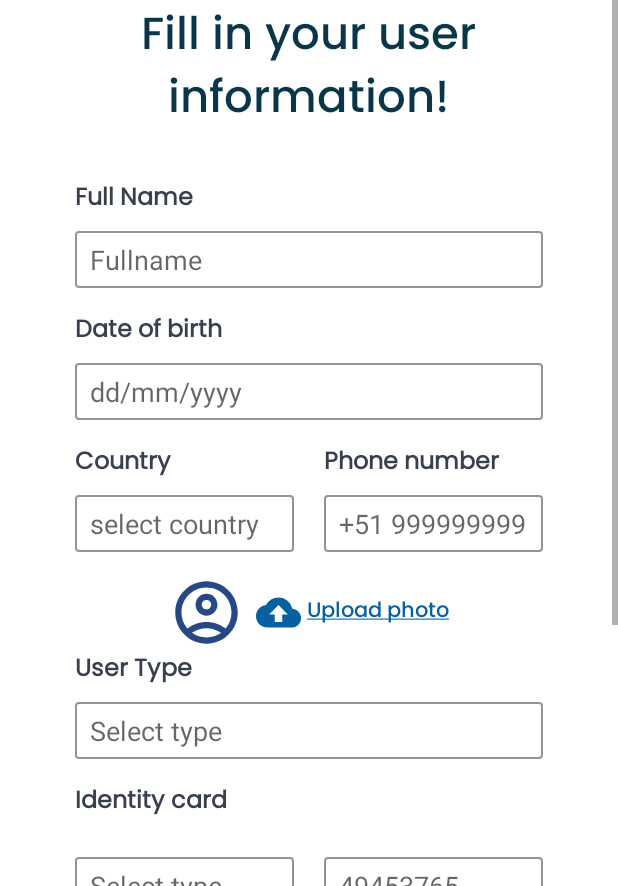
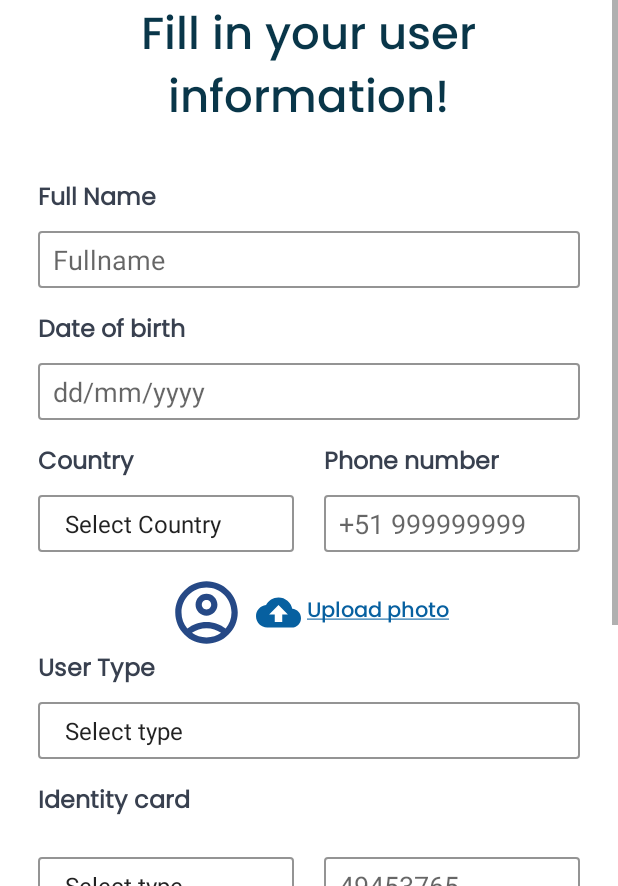
Before and after one commit to Tech-Company-SW52/mobile-applications, an Android app: the FillInformationFragment screen opened through its navigation route, on a phone screen of 412 x 824 dp, the part 350-1236 px from its top. Run offline under Robolectric (Android 15) with nearby library versions, the phone set to English and light mode, and no system bars; 3 statements that could not run were skipped.

```diff
--- a/app/build.gradle
+++ b/app/build.gradle
@@ -23,6 +23,9 @@ android {
             minifyEnabled false
             proguardFiles getDefaultProguardFile('proguard-android-optimize.txt'), 'proguard-rules.pro'
         }
+    }
+    buildFeatures{
+        viewBinding true;
     }
     compileOptions {
         sourceCompatibility JavaVersion.VERSION_1_8
--- a/app/src/main/java/com/fastport/RegisterFragments/FillInformationFragment.kt
+++ b/app/src/main/java/com/fastport/RegisterFragments/FillInformationFragment.kt
@@ -1,17 +1,25 @@
 package com.fastport.RegisterFragments
 
 import android.os.Bundle
+import android.util.Log
 import androidx.fragment.app.Fragment
 import android.view.LayoutInflater
 import android.view.View
 import android.view.ViewGroup
+import android.widget.AdapterView
+import android.widget.ArrayAdapter
 import android.widget.Button
+import android.widget.Spinner
 import androidx.navigation.Navigation
 import com.fastport.R
+import com.fastport.databinding.ActivityRegisterBinding
 
 
 class FillInformationFragment : Fragment() {
-
+    val countries= arrayListOf("Select Country","Argentina", "Bolivia", "Brasil", "Chile", "Colombia", "Costa Rica", "Cuba", "Ecuador", "El Salvador", "Guatemala", "Haití", "Honduras", "Jamaica", "México", "Nicaragua", "Panamá", "Paraguay", "Perú", "Puerto Rico", "República Dominicana", "Uruguay", "Venezuela")
+    val types= arrayListOf("Select type","Transportista","Cliente")
+    val cards= arrayListOf("Select type","DNI","Pasaporte")
+    private lateinit var mBinding: ActivityRegisterBinding
     override fun onCreateView(
         inflater: LayoutInflater, container: ViewGroup?,
         savedInstanceState: Bundle?
@@ -19,7 +27,88 @@ class FillInformationFragment : Fragment() {
         // Inflate the layout for this fragment
         val view: View= inflater.inflate(R.layout.fragment_fill_information, container, false)
         next(view)
+        spinnerCountry(view)
+        spinnerUserType(view)
+        spinnerCardType(view)
         return view
+    }
+    private fun spinnerCountry(view_: View){
+        val spCountry=view_.findViewById<Spinner>(R.id.spCountry)
+        mBinding=ActivityRegisterBinding.inflate(layoutInflater)
+        val adapter = ArrayAdapter(requireContext(), android.R.layout.simple_spinner_item, countries)
+        adapter.setDropDownViewResource(android.R.layout.simple_spinner_dropdown_item)
+
+        spCountry.adapter=adapter
+
+        spCountry.onItemSelectedListener = object : AdapterView.OnItemSelectedListener {
+            override fun onItemSelected(parent: AdapterView<*>, view: View?, position: Int, id: Long) {
+                deleteCountryHint()
+                val selectedItem = parent.getItemAtPosition(position).toString()
+                Log.d("Spinner", "Opción seleccionada: $selectedItem")
+            }
+
+            override fun onNothingSelected(parent: AdapterView<*>) {
+                // No se ha seleccionado ninguna opción
+            }
+        }
+    }
+    private fun spinnerUserType(view_: View){
+        val spUserType=view_.findViewById<Spinner>(R.id.spUserType)
+        mBinding=ActivityRegisterBinding.inflate(layoutInflater)
+        val adapter = ArrayAdapter(requireContext(), android.R.layout.simple_spinner_item, types)
+        adapter.setDropDownViewResource(android.R.layout.simple_spinner_dropdown_item)
+
+        spUserType.adapter=adapter
+
+        spUserType.onItemSelectedListener = object : AdapterView.OnItemSelectedListener {
+            override fun onItemSelected(parent: AdapterView<*>, view: View?, position: Int, id: Long) {
+                deleteUserHint()
+                val selectedItem = parent.getItemAtPosition(position).toString()
+                Log.d("Spinner", "Opción seleccionada: $selectedItem")
+            }
+
+            override fun onNothingSelected(parent: AdapterView<*>) {
+                // No se ha seleccionado ninguna opción
+            }
+        }
+    }
+    private fun spinnerCardType(view_: View){
+        val spIdentityCardType=view_.findViewById<Spinner>(R.id.spIdentityCardType)
+        mBinding=ActivityRegisterBinding.inflate(layoutInflater)
+        val adapter = ArrayAdapter(requireContext(), android.R.layout.simple_spinner_item, cards)
+        adapter.setDropDownViewResource(android.R.layout.simple_spinner_dropdown_item)
+
+        spIdentityCardType.adapter=adapter
+
+        spIdentityCardType.onItemSelectedListener = object : AdapterView.OnItemSelectedListener {
+            override fun onItemSelected(parent: AdapterView<*>, view: View?, position: Int, id: Long) {
+                deleteCardHint()
+                val selectedItem = parent.getItemAtPosition(position).toString()
+                Log.d("Spinner", "Opción seleccionada: $selectedItem")
+            }
+
+            override fun onNothingSelected(parent: AdapterView<*>) {
+                // No se ha seleccionado ninguna opción
+            }
+        }
+    }
+    private fun deleteCountryHint(){
+        val index = countries.indexOf("Select Country")
+        if (index != -1) {
+            countries.removeAt(index)
+        }
+    }
+    private fun deleteUserHint(){
+        val index = types.indexOf("Select type")
+        if (index != -1) {
+            types.removeAt(index)
+        }
+    }
+    private fun deleteCardHint(){
+        val index = cards.indexOf("Select type")
+        if (index != -1) {
+            cards.removeAt(index)
+        }
     }
     private fun next(view_: View){
         val btnNext=view_.findViewById<Button>(R.id.btnNext2)
--- /dev/null
+++ b/app/src/main/res/drawable/baseline_keyboard_arrow_down_24.xml
@@ -0,0 +1,5 @@
+<vector android:height="24dp" android:tint="#000000"
+    android:viewportHeight="24" android:viewportWidth="24"
+    android:width="24dp" xmlns:android="http://schemas.android.com/apk/res/android">
+    <path android:fillColor="@android:color/white" android:pathData="M7.41,8.59L12,13.17l4.59,-4.58L18,10l-6,6 -6,-6 1.41,-1.41z"/>
+</vector>
--- a/app/src/main/res/layout/fragment_fill_information.xml
+++ b/app/src/main/res/layout/fragment_fill_information.xml
@@ -40,7 +40,7 @@
                 android:layout_height="wrap_content"
                 android:orientation="vertical"
                 android:gravity="start"
-                android:paddingHorizontal="50dp"
+                android:paddingHorizontal="25dp"
                 android:layout_marginTop="15dp">
                 <TextView
                     android:layout_width="wrap_content"
@@ -105,16 +105,15 @@
                             android:textColor="#38404F"
                             android:textSize="16sp"
                             android:textStyle="bold"/>
-                        <EditText
-                            android:id="@+id/txtCountry"
+                        <Spinner
+                            android:id="@+id/spCountry"
                             android:layout_width="match_parent"
                             android:layout_height="38dp"
-                            android:background="@drawable/edit_text_background"
                             android:drawablePadding="10dp"
                             android:ems="10"
+                            android:background="@drawable/edit_text_background"
                             android:inputType="textPersonName"
                             android:paddingStart="10dp"
-                            android:hint="select country"
                             android:textColor="#ACACAC"
                             />
                     </LinearLayout>
@@ -188,8 +187,8 @@
                     android:textColor="#38404F"
                     android:textSize="16sp"
                     android:textStyle="bold"/>
-                <EditText
-                    android:id="@+id/txtUserType"
+                <Spinner
+                    android:id="@+id/spUserType"
                     android:layout_width="match_parent"
                     android:layout_height="38dp"
                     android:background="@drawable/edit_text_background"
@@ -221,8 +220,8 @@
                         android:orientation="vertical"
                         android:layout_weight="0.8"
                         android:layout_marginRight="10dp">
-                        <EditText
-                            android:id="@+id/txtIdentityCardType"
+                        <Spinner
+                            android:id="@+id/spIdentityCardType"
                             android:layout_width="match_parent"
                             android:layout_height="38dp"
                             android:background="@drawable/edit_text_background"
```
